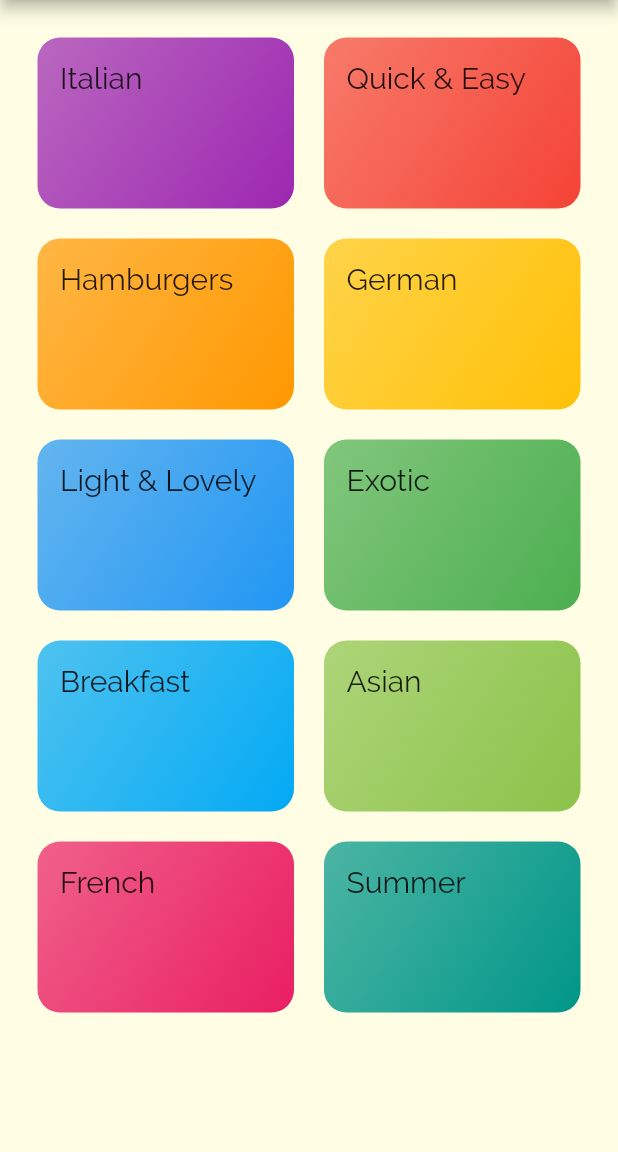
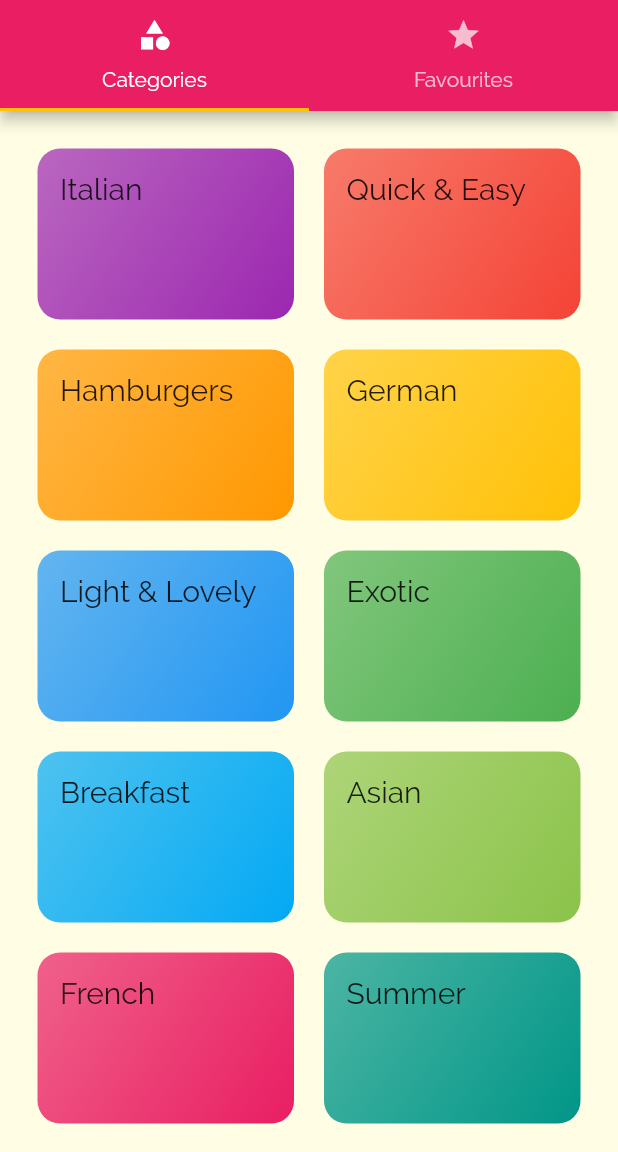
Before and after one commit to ahmetsarac/flutter-meals, a Flutter app: the screen it shows after launch, on a phone screen of 412 x 824 dp, the part 84-1236 px from its top. Run offline on Flutter 3.47's test engine with Material 2 defaults, Android fonts, the phone set to English and light mode, and no system bars.

Commit message:
TabBar is added to the AppBar.

```diff
--- a/lib/main.dart
+++ b/lib/main.dart
@@ -1,6 +1,6 @@
 import 'package:flutter/material.dart';
 import 'package:meals/screens/meal_detail_screen.dart';
-import 'screens/categories_screen.dart';
+import 'package:meals/screens/tabs_screen.dart';
 import 'screens/category_meals_screen.dart';
 
 void main() {
@@ -26,7 +26,7 @@ class MyApp extends StatelessWidget {
       )),
       initialRoute: '/',
       routes: {
-        '/': (context) => const CategoriesScreen(),
+        '/': (context) => const TabsScreen(),
         CategoryMealsScreen.routeName: (context) => const CategoryMealsScreen(),
         MealDetailScreen.routeName: (context) => const MealDetailScreen(),
       },
--- a/lib/screens/categories_screen.dart
+++ b/lib/screens/categories_screen.dart
@@ -7,9 +7,7 @@ class CategoriesScreen extends StatelessWidget {
 
   @override
   Widget build(BuildContext context) {
-    return Scaffold(
-      appBar: AppBar(title: const Text("Meals")),
-      body: GridView(
+    return GridView(
       padding: const EdgeInsets.all(25.0),
       gridDelegate: const SliverGridDelegateWithMaxCrossAxisExtent(
         maxCrossAxisExtent: 200,
@@ -24,7 +22,6 @@ class CategoriesScreen extends StatelessWidget {
           color: catData.color,
         );
       }).toList(),
-      ),
     );
   }
 }
--- /dev/null
+++ b/lib/screens/favourites_screen.dart
@@ -0,0 +1,12 @@
+import 'package:flutter/material.dart';
+
+class FavouritesScreen extends StatelessWidget {
+  const FavouritesScreen({Key? key}) : super(key: key);
+
+  @override
+  Widget build(BuildContext context) {
+    return const Center(
+      child: Text('Favourites Screen'),
+    );
+  }
+}
--- /dev/null
+++ b/lib/screens/tabs_screen.dart
@@ -0,0 +1,41 @@
+import 'package:flutter/material.dart';
+import 'categories_screen.dart';
+
+import 'favourites_screen.dart';
+
+class TabsScreen extends StatefulWidget {
+  const TabsScreen({Key? key}) : super(key: key);
+
+  @override
+  State<TabsScreen> createState() => _TabsScreenState();
+}
+
+class _TabsScreenState extends State<TabsScreen> {
+  @override
+  Widget build(BuildContext context) {
+    return DefaultTabController(
+      length: 2,
+      child: Scaffold(
+        appBar: AppBar(
+          title: const Text('Meals'),
+          bottom: const TabBar(
+            tabs: [
+              Tab(
+                icon: Icon(Icons.category),
+                text: 'Categories',
+              ),
+              Tab(
+                icon: Icon(Icons.star),
+                text: 'Favourites',
+              )
+            ],
+          ),
+        ),
+        body: const TabBarView(children: [
+          CategoriesScreen(),
+          FavouritesScreen(),
+        ]),
+      ),
+    );
+  }
+}
```
Lines whose indentation alone changed are shown as unchanged.
